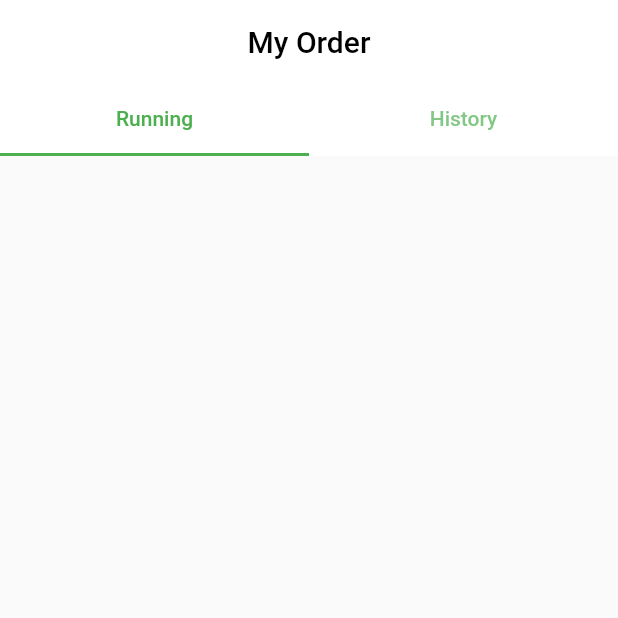
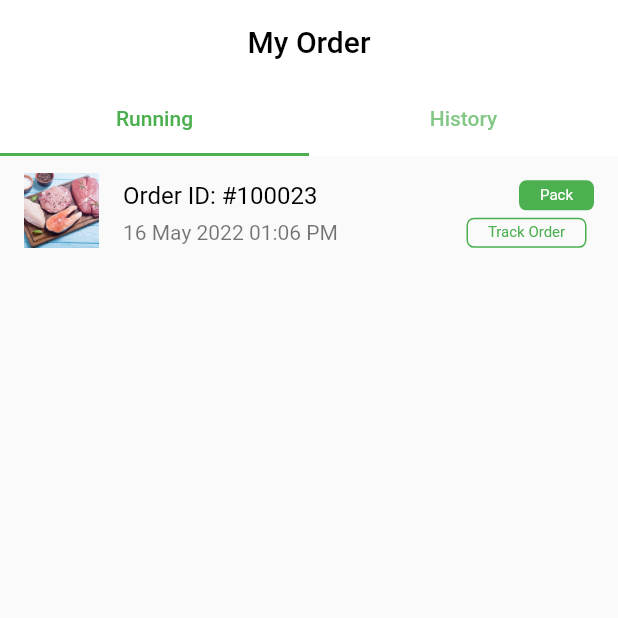
Before and after one commit to project-by-artrue/Grocery-App-UI, a Flutter app: the MyOrder screen opened by its route, on a phone screen of 412 x 824 dp, the top half of it. Run offline on Flutter 3.47's test engine with Material 2 defaults, Android fonts, the phone set to English and light mode, and no system bars; our stand-ins replace animated_bottom_navigation_bar, badges, bloc, firebase_core, flutter_bloc, flutter_spinkit and 7 more; missing offline and left inert: dart:ffi, flutter_phone_direct_caller; accounts and stored records are empty.

Commit message:
Order cart

```diff
--- a/lib/main.dart
+++ b/lib/main.dart
@@ -73,7 +73,7 @@ Future<void> main() async {
           'Language': (context) => Language(),
           'ForgotPassword': (context) => ForgotPassword(),
         },
-        home: ShowCategoriesItem(),
+        home: MyOrder(),
       ),
     ),
   );
--- a/lib/screen/MyOrder_Screen.dart
+++ b/lib/screen/MyOrder_Screen.dart
@@ -1,4 +1,5 @@
 import 'package:flutter/material.dart';
+import 'package:grocery/widget/MyOrderCart.dart';
 
 class MyOrder extends StatefulWidget {
   const MyOrder({Key? key}) : super(key: key);
@@ -32,7 +33,7 @@ class _MyOrderState extends State<MyOrder> {
         ),
         body: TabBarView(
           children: [
-            Container(),
+            MyOrderListTileCard(),
             Container(),
           ],
         ),
--- a/lib/widget/ListTileMyCart.dart
+++ b/lib/widget/ListTileMyCart.dart
@@ -35,7 +35,7 @@ class MyCartListtile extends StatelessWidget {
               alignment: Alignment.center,
               child: Text(
                 'Pack',
-                style: TextStyle(color: Colors.white),
+                style: TextStyle(fontSize: 10, color: Colors.white),
               ),
               decoration: BoxDecoration(
                   color: Colors.green, borderRadius: BorderRadius.circular(5)),
--- /dev/null
+++ b/lib/widget/MyOrderCart.dart
@@ -0,0 +1,60 @@
+import 'package:flutter/material.dart';
+
+class MyOrderListTileCard extends StatelessWidget {
+  const MyOrderListTileCard({Key? key}) : super(key: key);
+
+  @override
+  Widget build(BuildContext context) {
+    return ListTile(
+      leading: Container(
+        height: 50,
+        width: 50,
+        decoration: BoxDecoration(
+          image: DecorationImage(
+            image: AssetImage("asset/fish.jpg"),
+            fit: BoxFit.cover,
+          ),
+        ),
+      ),
+      title: Row(
+        children: [
+          Text(
+            "Order ID: #100023",
+            style: TextStyle(color: Colors.black),
+          ),
+          Spacer(),
+          Container(
+            height: 20,
+            width: 50,
+            alignment: Alignment.center,
+            child: Text(
+              'Pack',
+              style: TextStyle(fontSize: 10, color: Colors.white),
+            ),
+            decoration: BoxDecoration(
+                color: Colors.green, borderRadius: BorderRadius.circular(5)),
+          )
+        ],
+      ),
+      subtitle: Row(
+        children: [
+          Text("16 May 2022 01:06 PM"),
+          Spacer(),
+          Container(
+            height: 20,
+            width: 80,
+            alignment: Alignment.center,
+            margin: EdgeInsets.all(5),
+            child: Text(
+              'Track Order',
+              style: TextStyle(fontSize: 10, color: Colors.green),
+            ),
+            decoration: BoxDecoration(
+                border: Border.all(color: Colors.green),
+                borderRadius: BorderRadius.circular(5)),
+          )
+        ],
+      ),
+    );
+  }
+}
```
